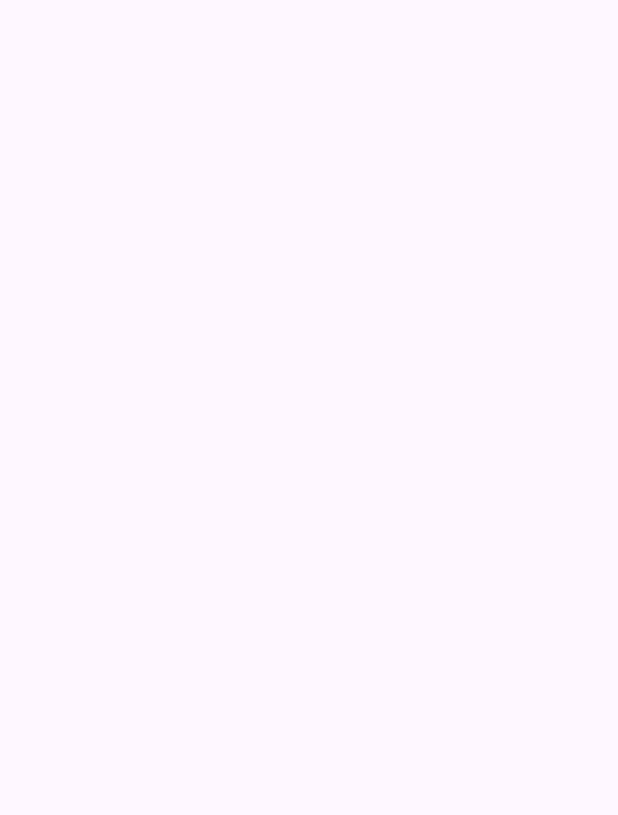
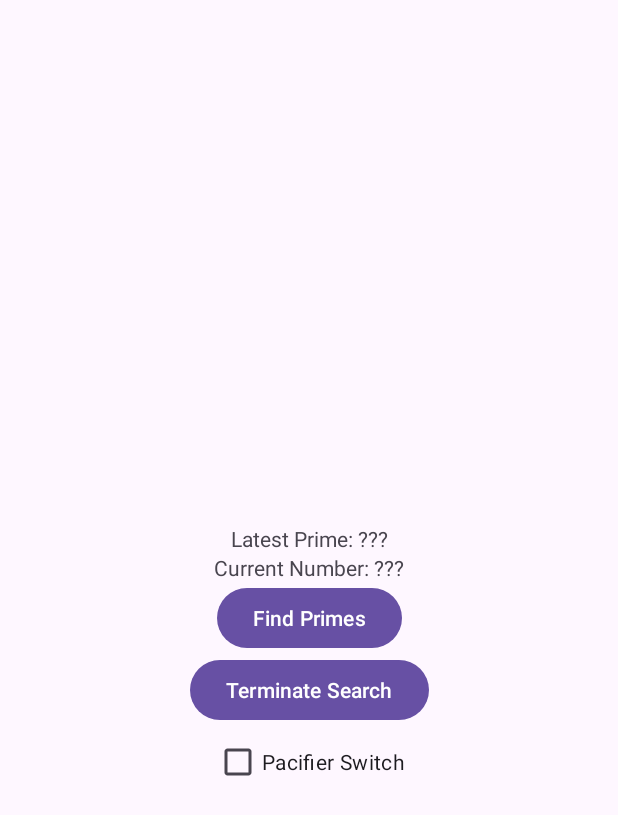
Before and after one commit to ErdunE/NortheasternMiami, an Android app: the PrimeSearchActivity screen opened directly, with no data from a screen before it, on a phone screen of 412 x 824 dp. Before the commit the part shown is empty. Shown: the top 815 px of the screen. Run offline under Robolectric (Android 15) with nearby library versions, the phone set to English and light mode, and no system bars.

Commit message:
Added Find Prime and Terminate Search Button, Pacifier Switch Checkbox and Current Number and Latest Prime Display Textbox

```diff
--- a/NUMAD25Sp_ErdunE/app/src/main/res/layout/activity_prime_search.xml
+++ b/NUMAD25Sp_ErdunE/app/src/main/res/layout/activity_prime_search.xml
@@ -1,6 +1,62 @@
 <?xml version="1.0" encoding="utf-8"?>
-<androidx.constraintlayout.widget.ConstraintLayout xmlns:android="http://schemas.android.com/apk/res/android"
+<androidx.constraintlayout.widget.ConstraintLayout
+    xmlns:android="http://schemas.android.com/apk/res/android"
+    xmlns:app="http://schemas.android.com/apk/res-auto"
+    xmlns:tools="http://schemas.android.com/tools"
+    android:id="@+id/prime_search_root"
     android:layout_width="match_parent"
-    android:layout_height="match_parent">
+    android:layout_height="match_parent"
+    tools:context=".PrimeSearchActivity">
+
+    <!-- Display Current Number -->
+    <TextView
+        android:id="@+id/currentNumberTextView"
+        android:layout_width="wrap_content"
+        android:layout_height="wrap_content"
+        android:text="Current Number: ???"
+        app:layout_constraintBottom_toTopOf="@+id/findPrimesButton"
+        app:layout_constraintStart_toStartOf="parent"
+        app:layout_constraintEnd_toEndOf="parent" />
+
+    <!-- Display Latest Prime -->
+    <TextView
+        android:id="@+id/latestPrimeTextView"
+        android:layout_width="wrap_content"
+        android:layout_height="wrap_content"
+        android:text="Latest Prime: ???"
+        app:layout_constraintBottom_toTopOf="@id/currentNumberTextView"
+        app:layout_constraintStart_toStartOf="parent"
+        app:layout_constraintEnd_toEndOf="parent" />
+
+    <!-- Find Primes Button -->
+    <Button
+        android:id="@+id/findPrimesButton"
+        android:layout_width="wrap_content"
+        android:layout_height="wrap_content"
+        android:text="Find Primes"
+        app:layout_constraintTop_toTopOf="parent"
+        app:layout_constraintStart_toStartOf="parent"
+        app:layout_constraintBottom_toBottomOf="parent"
+        app:layout_constraintEnd_toEndOf="parent" />
+
+    <!-- Terminate Search Button -->
+    <Button
+        android:id="@+id/terminateSearchButton"
+        android:layout_width="wrap_content"
+        android:layout_height="wrap_content"
+        android:text="Terminate Search"
+        app:layout_constraintTop_toBottomOf="@id/findPrimesButton"
+        app:layout_constraintStart_toStartOf="parent"
+        app:layout_constraintEnd_toEndOf="parent" />
+
+    <!-- Pacifier Switch Checkbox -->
+    <CheckBox
+        android:id="@+id/pacifierSwitch"
+        android:layout_width="wrap_content"
+        android:layout_height="wrap_content"
+        android:text="Pacifier Switch"
+        app:layout_constraintTop_toBottomOf="@id/terminateSearchButton"
+        app:layout_constraintStart_toStartOf="parent"
+        app:layout_constraintEnd_toEndOf="parent" />
 
 </androidx.constraintlayout.widget.ConstraintLayout>
```
